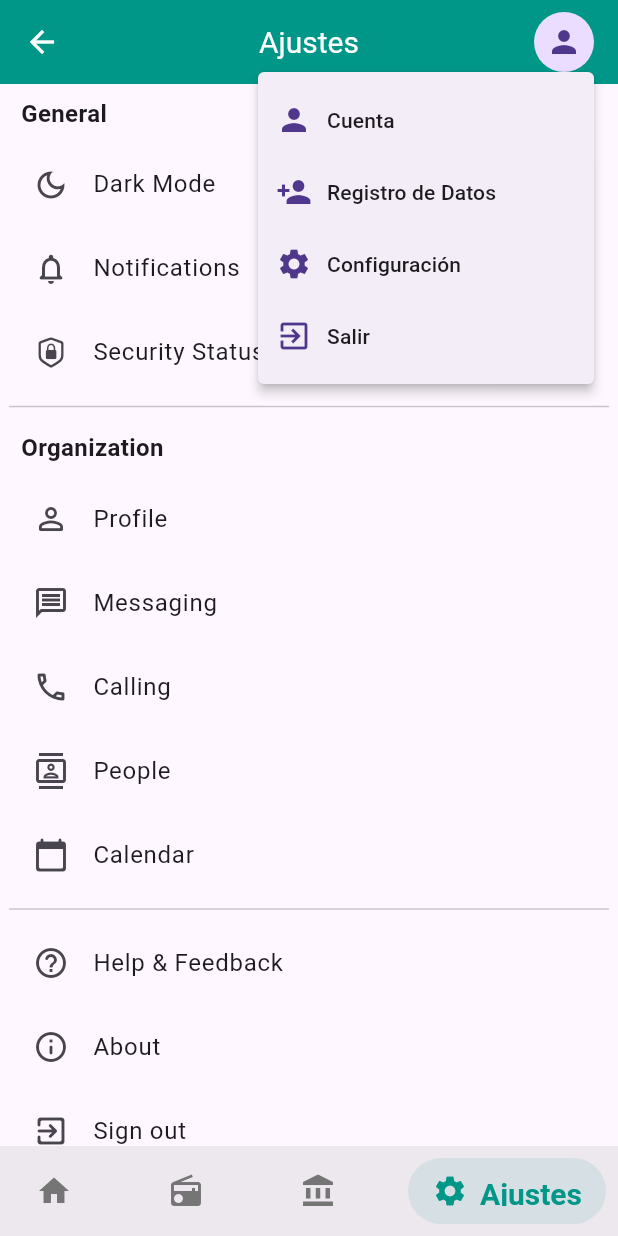
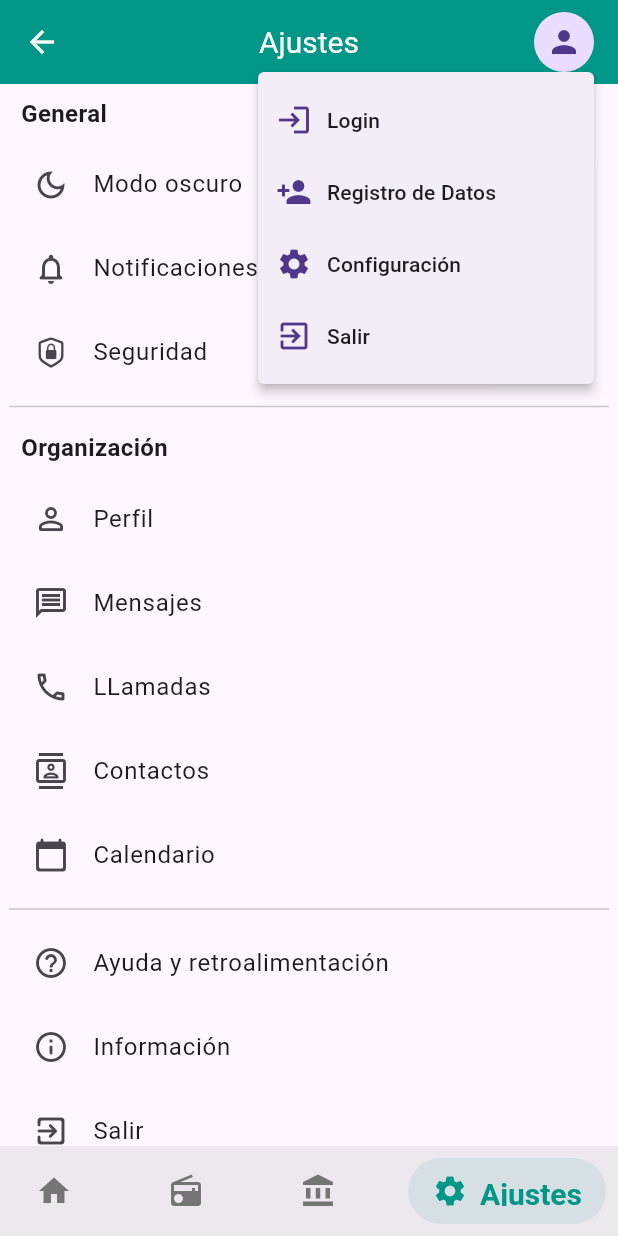
Before and after one commit to herbert-ovalle/app-el-bienestar, a Flutter app: the screen it shows after launch, item 4 of the bottom bar chosen, after a tap on the "person" icon, on a phone screen of 412 x 824 dp. Run offline on Flutter 3.47's test engine with Material 3 defaults, Android fonts, the phone set to English and light mode, and no system bars; drawn by our look-alikes of salomon_bottom_bar; our stand-ins replace flutter_secure_storage, flutter_svg, mask_text_input_formatter; missing offline and left inert: async_button_builder.

Commit message:
mejora al form login y peticion de tasa de cambio actual

```diff
--- /dev/null
+++ b/lib/class/enviroment.dart
@@ -0,0 +1,5 @@
+class EnvitomentsQuery {
+  final String rutaTasaCambioB = "www.banguat.gob.gt";
+  final String rutaTasaCambioR = "variables/ws/TipoCambio.asmx";
+
+}
--- a/lib/component/radio.component.dart
+++ b/lib/component/radio.component.dart
@@ -1,6 +1,7 @@
 import 'dart:async';
 import 'package:app_bienestar/component/pageview.component.dart';
-import 'package:app_bienestar/services/conectar.services.dart';
+import 'package:app_bienestar/services/z_service.dart';
+
 import 'package:async_button_builder/async_button_builder.dart';
 import 'package:flutter/material.dart';
 
--- /dev/null
+++ b/lib/component/scalecontro.component.dart
@@ -0,0 +1,95 @@
+import 'package:app_bienestar/component/formulario.component.dart';
+import 'package:flutter/material.dart';
+
+class RegistroButton extends StatefulWidget {
+  const RegistroButton({super.key});
+
+  @override
+  State<RegistroButton> createState() => _RegistroButtonState();
+}
+
+class _RegistroButtonState extends State<RegistroButton>
+    with SingleTickerProviderStateMixin {
+  late AnimationController _controller;
+  late Animation<double> _scaleAnimation;
+
+  @override
+  void initState() {
+    super.initState();
+
+    // Configurar la animación de escala al presionar
+    _controller = AnimationController(
+      duration: const Duration(milliseconds: 100),
+      vsync: this,
+      lowerBound: 0.9,
+      upperBound: 1.0,
+    );
+
+    _scaleAnimation = Tween<double>(begin: 1.0, end: 0.95).animate(_controller);
+  }
+
+  @override
+  void dispose() {
+    _controller.dispose();
+    super.dispose();
+  }
+
+  @override
+  Widget build(BuildContext context) {
+    return Padding(
+      padding: const EdgeInsets.symmetric(vertical: 4),
+      child: GestureDetector(
+        onTapDown: (_) =>
+            _controller.reverse(), // Disminuye tamaño al presionar
+        onTapUp: (_) {
+          _controller.forward(); // Vuelve al tamaño original
+          Future.delayed(const Duration(milliseconds: 100), () {
+            Navigator.push(
+              // ignore: use_build_context_synchronously
+              context,
+              MaterialPageRoute(builder: (context) => FormularioComponent()),
+            );
+          });
+        },
+        child: ScaleTransition(
+          scale: _scaleAnimation,
+          child: Container(
+            decoration: BoxDecoration(
+              color: Colors.blueAccent, // Color vibrante
+              borderRadius: BorderRadius.circular(12),
+              boxShadow: [
+                BoxShadow(
+                  // ignore: deprecated_member_use
+                  color: Colors.blueAccent.withOpacity(0.5),
+                  blurRadius: 10,
+                  offset: const Offset(0, 4),
+                ),
+              ],
+            ),
+            child: Padding(
+              padding: const EdgeInsets.symmetric(vertical: 10, horizontal: 20),
+              child: Row(
+                mainAxisSize: MainAxisSize.min,
+                children: [
+                  // Nuevo Ícono animado
+                  Icon(Icons.app_registration, color: Colors.white, size: 28),
+                  const SizedBox(width: 10),
+                  // Texto atractivo
+                  Text(
+                    "Registrarse Ahora",
+                    style: TextStyle(
+                      color: Colors.white,
+                      fontSize: 18,
+                      fontWeight: FontWeight.bold,
+                      letterSpacing: 1.2,
+                    ),
+                  ),
+                ],
+              ),
+            ),
+          ),
+        ),
+      ),
+    );
+  }
+}
--- /dev/null
+++ b/lib/component/z_component.dart
@@ -0,0 +1,4 @@
+export 'package:app_bienestar/component/formulario.component.dart';
+export 'package:app_bienestar/component/pageview.component.dart';
+export 'package:app_bienestar/component/productos.component.dart';
+export 'package:app_bienestar/component/scalecontro.component.dart';
--- /dev/null
+++ b/lib/models/z_model.dart
@@ -0,0 +1,2 @@
+export 'package:app_bienestar/models/datosUsuario.model.dart';
+export 'package:app_bienestar/models/validador.model.dart';
--- a/lib/screen/config.screen.dart
+++ b/lib/screen/config.screen.dart
@@ -2,21 +2,13 @@
 import 'package:flutter/cupertino.dart';
 import 'package:flutter/material.dart';
 
-class ConfigScreen extends StatefulWidget {
+class ConfigScreen extends StatelessWidget {
 
   const ConfigScreen({super.key});
 
   @override
-  State<ConfigScreen> createState() => _ConfigScreenState();
-}
-
-class _ConfigScreenState extends State<ConfigScreen> {
-
-  bool _isDark = false;
-
-  @override
   Widget build(BuildContext context) {
-
+     bool _isDark = false;
     return Scaffold(
       body: Center(
         child: Container(
@@ -27,42 +19,40 @@ class _ConfigScreenState extends State<ConfigScreen> {
                   title: "General",
                   children: [
                     _CustomListTile(
-                        title: "Dark Mode",
+                        title: "Modo oscuro",
                         icon: Icons.dark_mode_outlined,
                         trailing: Switch(
                             value: _isDark,
                             onChanged: (value) {
-                              setState(() {
                                 _isDark = value;
-                              });
                             })),
                     const _CustomListTile(
-                        title: "Notifications",
+                        title: "Notificaciones",
                         icon: Icons.notifications_none_rounded),
                     const _CustomListTile(
-                        title: "Security Status",
+                        title: "Seguridad",
                         icon: CupertinoIcons.lock_shield)]),
                                       const Divider(),
               const _SingleSection(
-                title: "Organization",
+                title: "Organización",
                 children: [
                   _CustomListTile(
-                      title: "Profile", icon: Icons.person_outline_rounded),
-                  _CustomListTile(title: "Messaging", icon: Icons.message_outlined),
-                  _CustomListTile(title: "Calling", icon: Icons.phone_outlined),
-                  _CustomListTile(title: "People", icon: Icons.contacts_outlined),
+                      title: "Perfil", icon: Icons.person_outline_rounded),
+                  _CustomListTile(title: "Mensajes", icon: Icons.message_outlined),
+                  _CustomListTile(title: "LLamadas", icon: Icons.phone_outlined),
+                  _CustomListTile(title: "Contactos", icon: Icons.contacts_outlined),
                   _CustomListTile(
-                      title: "Calendar", icon: Icons.calendar_today_rounded)
+                      title: "Calendario", icon: Icons.calendar_today_rounded)
                 ],
               ),
               const Divider(),
               const _SingleSection(
                 children: [
                   _CustomListTile(
-                      title: "Help & Feedback", icon: Icons.help_outline_rounded),
-                  _CustomListTile(title: "About", icon: Icons.info_outline_rounded),
+                      title: "Ayuda y retroalimentación", icon: Icons.help_outline_rounded),
+                  _CustomListTile(title: "Información", icon: Icons.info_outline_rounded),
                   _CustomListTile(
-                      title: "Sign out", icon: Icons.exit_to_app_rounded),
+                      title: "Salir", icon: Icons.exit_to_app_rounded),
                 ],
               ),
             ]
--- a/lib/screen/home.screen.dart
+++ b/lib/screen/home.screen.dart
@@ -1,6 +1,8 @@
-import 'package:app_bienestar/component/homebienestar.component.dart';
+import 'package:app_bienestar/component/formulario.component.dart';
 import 'package:app_bienestar/component/radio.component.dart';
 import 'package:app_bienestar/screen/config.screen.dart';
+import 'package:app_bienestar/screen/homebien.screen.dart';
+import 'package:app_bienestar/screen/login.screen.dart';
 import 'package:flutter/material.dart';
 import 'package:salomon_bottom_bar/salomon_bottom_bar.dart';
 
@@ -95,17 +97,36 @@ class _ProfileIcon extends StatelessWidget {
         offset: const Offset(0, 40),
         onSelected: (Menu item) {},
         itemBuilder: (BuildContext context) => <PopupMenuEntry<Menu>>[
-              const PopupMenuItem<Menu>(
+              PopupMenuItem<Menu>(
                 value: Menu.itemOne,
-                child: MenuLista(icono: Icons.person,texto: "Cuenta"),
+                child: MenuLista(icono: Icons.login, texto: "Login"),
+                onTap: () {
+                   Navigator.push(
+                      context,
+                      MaterialPageRoute(
+                          builder: (context) => BankLoginScreen()));
+                },
               ),
-              const PopupMenuItem<Menu>(
+              PopupMenuItem<Menu>(
                 value: Menu.itemTwo,
                 child: MenuLista(icono: Icons.person_add, texto: 'Registro de Datos'),
+                onTap: () {
+                    Navigator.push(
+                      context,
+                      MaterialPageRoute(
+                          builder: (context) => FormularioComponent()));
+                },
               ),
-              const PopupMenuItem<Menu>(
+              PopupMenuItem<Menu>(
                 value: Menu.itemThree,
                 child: MenuLista(icono: Icons.settings, texto: 'Configuración'),
+                onTap: () {
+                    Navigator.push(
+                      context,
+                      MaterialPageRoute(
+                          builder: (context) => ConfigScreen()));
+                },
+
               ),
               const PopupMenuItem<Menu>(
                 value: Menu.itemFour,
--- a/lib/component/homebienestar.component.dart
+++ b/lib/screen/homebien.screen.dart
@@ -1,8 +1,10 @@
-import 'package:app_bienestar/component/formulario.component.dart';
-import 'package:app_bienestar/component/pageview.component.dart';
-import 'package:app_bienestar/component/productos.component.dart';
+import 'package:app_bienestar/component/z_component.dart';
+import 'package:app_bienestar/screen/login.screen.dart';
+import 'package:app_bienestar/services/qExterno.service.dart';
 import 'package:flutter/material.dart';
 import 'dart:async';
+
+import 'package:flutter_svg/flutter_svg.dart';
 
 class HomeBienestar extends StatelessWidget {
   const HomeBienestar({super.key});
@@ -33,42 +35,7 @@ class HomeBienestar extends StatelessWidget {
                 "assets/Remesas.png",
               ],
             )),
-
-        Padding(
-          padding: const EdgeInsets.symmetric(vertical: 5),
-          child: TextButton(
-                    onPressed: (){
-                      Navigator.push(
-                                context,
-                                MaterialPageRoute(
-                                    builder: (context) => FormularioComponent()));
-                    },
-                    style: ButtonStyle(
-                      backgroundColor: WidgetStateProperty.resolveWith((states) {
-                        if (states.contains(WidgetState.pressed)) {
-                          // Cambia la opacidad cuando el botón está presionado
-                          // ignore: deprecated_member_use
-                          return Colors.green.shade900.withOpacity(0.7);
-                        }
-                        return Colors.green.shade900;
-                      }),
-                      foregroundColor: WidgetStatePropertyAll(Colors.white),
-                      overlayColor: WidgetStatePropertyAll(
-                        Colors.green.shade700
-                            // ignore: deprecated_member_use
-                            .withOpacity(0.2), // Color de overlay al hacer clic
-                      ),
-                    ),
-                    child: Row(
-                      mainAxisSize: MainAxisSize.min,
-                      children: [
-                        Icon(Icons.person, color: Colors.white),
-                        SizedBox(width: 10),
-                        Text("Registrese en la Aplicación"),
-                      ],
-                    )),
-        ),
-
+        RegistroButton(),
         Column(
           crossAxisAlignment: CrossAxisAlignment.center,
           children: [
@@ -104,8 +71,8 @@ class HomeBienestar extends StatelessWidget {
                 Padding(
                   padding: const EdgeInsets.all(10.0),
                   child: Container(
-                    padding:
-                        const EdgeInsets.symmetric(horizontal: 16.0, vertical: 8.0),
+                    padding: const EdgeInsets.symmetric(
+                        horizontal: 16.0, vertical: 8.0),
                     decoration: BoxDecoration(
                       color: Colors.green.shade100, // Fondo suave para destacar
                       borderRadius: BorderRadius.circular(12),
@@ -126,7 +93,8 @@ class HomeBienestar extends StatelessWidget {
                           children: [
                             Icon(
                               Icons.monetization_on_outlined,
-                              color: Colors.green.shade700, // Ícono representativo
+                              color:
+                                  Colors.green.shade700, // Ícono representativo
                               size: 30,
                             ),
                             const SizedBox(width: 8),
@@ -138,8 +106,8 @@ class HomeBienestar extends StatelessWidget {
                                   style: TextStyle(
                                     fontSize: 16,
                                     fontWeight: FontWeight.bold,
-                                    color: Colors
-                                        .green.shade700, // Texto principal llamativo
+                                    color: Colors.green
+                                        .shade700, // Texto principal llamativo
                                   ),
                                 ),
                                 Text(
@@ -147,7 +115,8 @@ class HomeBienestar extends StatelessWidget {
                                   style: TextStyle(
                                     fontSize: 20,
                                     fontWeight: FontWeight.bold,
-                                    color: Colors.green.shade900, // Valor destacado
+                                    color: Colors
+                                        .green.shade900, // Valor destacado
                                   ),
                                 ),
                               ],
@@ -175,22 +144,27 @@ class HomeBienestar extends StatelessWidget {
                 SizedBox(
                   height: 5,
                 ),
-
                 SingleChildScrollView(
                   scrollDirection: Axis.horizontal,
                   child: Row(
                     crossAxisAlignment: CrossAxisAlignment.center,
                     mainAxisAlignment: MainAxisAlignment.center,
                     children: [
-                      _OpcionDos(icono: Icons.location_on, titulo: "Agencias"),
-                      _OpcionDos(icono: Icons.house, titulo: "Hogar"),
                       _OpcionDos(
-                          icono: Icons.monetization_on, titulo: "Finanzas"),
+                          assetsvg: "assets/locationAge.svg",
+                          titulo: "Agencias",
+                          onTap: (value) async {
+                            await PeticionesExternas().postTasaCambio();
+                          }),
                       _OpcionDos(
-                          icono: Icons.money_rounded, titulo: "Presupuesto"),
-                      _OpcionDos(
-                          icono: Icons.monitor_heart_outlined,
-                          titulo: "Noticias")
+                          assetsvg: "assets/loginsvg.svg",
+                          titulo: "Ingresar app",
+                          onTap: (value) {
+                            Navigator.push(
+                                context,
+                                MaterialPageRoute(
+                                    builder: (context) => BankLoginScreen()));
+                          })
                     ],
                   ),
                 )
@@ -198,7 +172,6 @@ class HomeBienestar extends StatelessWidget {
             ),
           ),
         ),
-
       ],
     );
   }
@@ -262,15 +235,31 @@ class _MisProductosBieState extends State<_MisProductosBie> {
           scrollDirection: Axis.horizontal,
           child: Row(
             children: [
-              _IconosProducto(titulo: "Ahorros", icono: Icons.savings,index: 0,),
               _IconosProducto(
-                  titulo: "Préstamos", icono: Icons.real_estate_agent_outlined,index: 1,),
+                titulo: "Ahorros",
+                icono: Icons.savings,
+                index: 0,
+              ),
               _IconosProducto(
-                  titulo: "Seguros", icono: Icons.account_balance_outlined,index: 2,),
+                titulo: "Préstamos",
+                icono: Icons.real_estate_agent_outlined,
+                index: 1,
+              ),
               _IconosProducto(
-                  titulo: "Remesas", icono: Icons.monetization_on_outlined,index: 3,),
+                titulo: "Seguros",
+                icono: Icons.account_balance_outlined,
+                index: 2,
+              ),
               _IconosProducto(
-                  titulo: "Propiedades en Venta", icono: Icons.house_outlined,index: 4,),
+                titulo: "Remesas",
+                icono: Icons.monetization_on_outlined,
+                index: 3,
+              ),
+              _IconosProducto(
+                titulo: "Propiedades en Venta",
+                icono: Icons.house_outlined,
+                index: 4,
+              ),
             ],
           ),
         ),
@@ -345,75 +334,24 @@ class _MisProductosBieState extends State<_MisProductosBie> {
   }
 }
 
-class _OpcionDos extends StatefulWidget {
-  final IconData icono;
+class _OpcionDos extends StatelessWidget {
+  final IconData? icono;
   final String titulo;
+  final String? assetsvg;
+  final Function(TapDownDetails valor) onTap;
 
-  const _OpcionDos({required this.icono, required this.titulo});
+  const _OpcionDos(
+      {this.icono, required this.titulo, this.assetsvg, required this.onTap});
 
-  @override
-  State<_OpcionDos> createState() => _OpcionDosState();
-}
-
-class _OpcionDosState extends State<_OpcionDos> {
   @override
   Widget build(BuildContext context) {
     return GestureDetector(
-      onTapDown: (_) {
-        showModalBottomSheet<void>(
-          context: context,
-          builder: (BuildContext context) {
-            final espacio = MediaQuery.of(context).size;
-
-            return SizedBox(
-              width: espacio.width - 15,
-              child: Scaffold(
-                appBar: AppBar(
-                  title: Text(widget.titulo),
-                  centerTitle: true,
-                ),
-                body: Center(
-                  child: Column(
-                    mainAxisAlignment: MainAxisAlignment.center,
-                    mainAxisSize: MainAxisSize.min,
-                    children: <Widget>[
-                      const Text('Modal Registro de datos'),
-                      ElevatedButton(
-                        child: const Text('Cerrar'),
-                        onPressed: () => Navigator.pop(context),
-                      ),
-                    ],
-                  ),
-                ),
-              ),
-            );
-          },
-        );
-      }, // Cambia estado al tocar
+      onTapDown: onTap,
       child: AnimatedContainer(
         duration: const Duration(milliseconds: 200),
         curve: Curves.easeInOut,
         padding: const EdgeInsets.symmetric(horizontal: 5),
-        decoration: BoxDecoration(
-            shape: BoxShape.circle,
-            /*gradient: LinearGradient(
-              colors: [
-                Colors.blue.shade800,
-                Colors.blue.shade600,
-                Colors.blue.shade400
-              ],
-              begin: Alignment.topLeft,
-              end: Alignment.bottomRight,
-            ),
-            boxShadow: [
-              BoxShadow(
-                // ignore: deprecated_member_use
-                color: Colors.green.shade200.withOpacity(0.4),
-                blurRadius: 10,
-                offset: Offset(0, 4),
-              )
-            ]*/
-            color: Colors.white),
+        decoration: BoxDecoration(shape: BoxShape.circle, color: Colors.white),
         child: CircleAvatar(
           maxRadius: 40,
           backgroundColor:
@@ -422,13 +360,16 @@ class _OpcionDosState extends State<_OpcionDos> {
             crossAxisAlignment: CrossAxisAlignment.center,
             mainAxisAlignment: MainAxisAlignment.center,
             children: [
+              if (assetsvg != null)
+                SvgPicture.asset(assetsvg ?? "", height: 48, width: 48),
+              if (icono != null)
                 Icon(
-                widget.icono,
+                  icono,
                   size: 48,
                   color: Colors.blue.shade700, // Ícono blanco
                 ),
               Text(
-                widget.titulo,
+                titulo,
                 textAlign: TextAlign.center,
                 style: TextStyle(
                   fontSize: 10,
@@ -448,7 +389,6 @@ class _IconosProducto extends StatelessWidget {
   final String titulo;
   final IconData icono;
   final int index;
-
   const _IconosProducto({
     required this.titulo,
     required this.icono,
--- /dev/null
+++ b/lib/services/z_service.dart
@@ -0,0 +1,2 @@
+export 'package:app_bienestar/services/serviciogeneral.services.dart';
+export 'package:app_bienestar/services/conectar.services.dart';
--- a/pubspec.yaml
+++ b/pubspec.yaml
@@ -40,6 +40,12 @@ dependencies:
   mask_text_input_formatter: ^2.9.0
   flutter_svg: ^2.0.17
   flutter_secure_storage: ^9.2.4
+  google_fonts: ^6.2.1
+  crypto: ^3.0.6
+  local_auth: ^2.3.0
+  google_maps_flutter: ^2.10.0
+  http: ^1.3.0
+  xml: ^6.5.0
 
 dev_dependencies:
   flutter_test:
```
Also changed, not shown: lib/component/formulario.component.dart (+60 -45 lines), lib/models/datosUsuario.model.dart (+49 -0 lines), lib/screen/login.screen.dart (+39 -91 lines), lib/services/qExterno.service.dart (added, +37 -0 lines), lib/services/serviciogeneral.services.dart (added, +11 -0 lines), lib/services/servilocal.services.dart (added, +24 -0 lines), lib/themes/tema_app.dart (+14 -1 lines), assets/locationAge.svg (added), assets/loginsvg.svg (added), pubspec.lock, 7 other files. Lines whose indentation alone changed are shown as unchanged.
